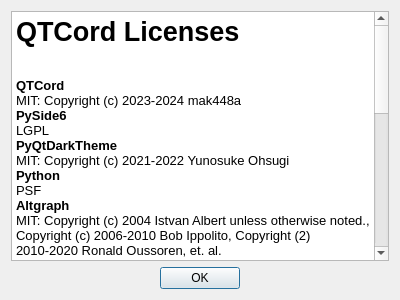
First picture: the form in src/ui/licenses.ui, repository mak448a/Qtcord, before the edit.
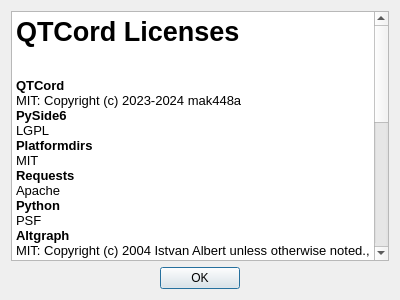
Second picture: the form after the edit.

Commit message: Remove licenses for pyqtdarktheme

The edit to the form file:
```diff
--- a/src/ui/licenses.ui
+++ b/src/ui/licenses.ui
@@ -33,8 +33,10 @@
 &lt;p style=&quot; margin-top:0px; margin-bottom:0px; margin-left:0px; margin-right:0px; -qt-block-indent:0; text-indent:0px;&quot;&gt;MIT: Copyright (c) 2023-2024 mak448a&lt;/p&gt;
 &lt;p style=&quot; margin-top:0px; margin-bottom:0px; margin-left:0px; margin-right:0px; -qt-block-indent:0; text-indent:0px;&quot;&gt;&lt;span style=&quot; font-weight:700;&quot;&gt;PySide6&lt;/span&gt;&lt;/p&gt;
 &lt;p style=&quot; margin-top:0px; margin-bottom:0px; margin-left:0px; margin-right:0px; -qt-block-indent:0; text-indent:0px;&quot;&gt;LGPL&lt;/p&gt;
-&lt;p style=&quot; margin-top:0px; margin-bottom:0px; margin-left:0px; margin-right:0px; -qt-block-indent:0; text-indent:0px;&quot;&gt;&lt;span style=&quot; font-weight:700;&quot;&gt;PyQtDarkTheme&lt;/span&gt;&lt;/p&gt;
-&lt;p style=&quot; margin-top:0px; margin-bottom:0px; margin-left:0px; margin-right:0px; -qt-block-indent:0; text-indent:0px;&quot;&gt;MIT: Copyright (c) 2021-2022 Yunosuke Ohsugi&lt;/p&gt;
+&lt;p style=&quot; margin-top:0px; margin-bottom:0px; margin-left:0px; margin-right:0px; -qt-block-indent:0; text-indent:0px;&quot;&gt;&lt;span style=&quot; font-weight:700;&quot;&gt;Platformdirs&lt;/span&gt;&lt;/p&gt;
+&lt;p style=&quot; margin-top:0px; margin-bottom:0px; margin-left:0px; margin-right:0px; -qt-block-indent:0; text-indent:0px;&quot;&gt;MIT&lt;/p&gt;
+&lt;p style=&quot; margin-top:0px; margin-bottom:0px; margin-left:0px; margin-right:0px; -qt-block-indent:0; text-indent:0px;&quot;&gt;&lt;span style=&quot; font-weight:700;&quot;&gt;Requests&lt;/span&gt;&lt;/p&gt;
+&lt;p style=&quot; margin-top:0px; margin-bottom:0px; margin-left:0px; margin-right:0px; -qt-block-indent:0; text-indent:0px;&quot;&gt;Apache&lt;/p&gt;
 &lt;p style=&quot; margin-top:0px; margin-bottom:0px; margin-left:0px; margin-right:0px; -qt-block-indent:0; text-indent:0px;&quot;&gt;&lt;span style=&quot; font-weight:700;&quot;&gt;Python&lt;/span&gt;&lt;/p&gt;
 &lt;p style=&quot; margin-top:0px; margin-bottom:0px; margin-left:0px; margin-right:0px; -qt-block-indent:0; text-indent:0px;&quot;&gt;PSF&lt;/p&gt;
 &lt;p style=&quot; margin-top:0px; margin-bottom:0px; margin-left:0px; margin-right:0px; -qt-block-indent:0; text-indent:0px;&quot;&gt;&lt;span style=&quot; font-weight:700;&quot;&gt;Altgraph&lt;/span&gt;&lt;/p&gt;
@@ -45,14 +47,8 @@
 &lt;p style=&quot; margin-top:0px; margin-bottom:0px; margin-left:0px; margin-right:0px; -qt-block-indent:0; text-indent:0px;&quot;&gt;MIT: Copyright (c) 2019 TAHRI Ahmed R.&lt;/p&gt;
 &lt;p style=&quot; margin-top:0px; margin-bottom:0px; margin-left:0px; margin-right:0px; -qt-block-indent:0; text-indent:0px;&quot;&gt;&lt;span style=&quot; font-weight:700;&quot;&gt;Idna&lt;/span&gt;&lt;/p&gt;
 &lt;p style=&quot; margin-top:0px; margin-bottom:0px; margin-left:0px; margin-right:0px; -qt-block-indent:0; text-indent:0px;&quot;&gt;BSD: Copyright (c) 2013-2023, Kim Davies and contributors.&lt;/p&gt;
-&lt;p style=&quot; margin-top:0px; margin-bottom:0px; margin-left:0px; margin-right:0px; -qt-block-indent:0; text-indent:0px;&quot;&gt;&lt;span style=&quot; font-weight:700;&quot;&gt;Platformdirs&lt;/span&gt;&lt;/p&gt;
-&lt;p style=&quot; margin-top:0px; margin-bottom:0px; margin-left:0px; margin-right:0px; -qt-block-indent:0; text-indent:0px;&quot;&gt;MIT&lt;/p&gt;
-&lt;p style=&quot; margin-top:0px; margin-bottom:0px; margin-left:0px; margin-right:0px; -qt-block-indent:0; text-indent:0px;&quot;&gt;&lt;span style=&quot; font-weight:700;&quot;&gt;Requests&lt;/span&gt;&lt;/p&gt;
-&lt;p style=&quot; margin-top:0px; margin-bottom:0px; margin-left:0px; margin-right:0px; -qt-block-indent:0; text-indent:0px;&quot;&gt;Apache&lt;/p&gt;
 &lt;p style=&quot; margin-top:0px; margin-bottom:0px; margin-left:0px; margin-right:0px; -qt-block-indent:0; text-indent:0px;&quot;&gt;&lt;span style=&quot; font-weight:700;&quot;&gt;Urllib3&lt;/span&gt;&lt;/p&gt;
 &lt;p style=&quot; margin-top:0px; margin-bottom:0px; margin-left:0px; margin-right:0px; -qt-block-indent:0; text-indent:0px;&quot;&gt;MIT: Copyright (c) 2008-2020 Andrey Petrov and contributors.&lt;/p&gt;
-&lt;p style=&quot; margin-top:0px; margin-bottom:0px; margin-left:0px; margin-right:0px; -qt-block-indent:0; text-indent:0px;&quot;&gt;&lt;span style=&quot; font-weight:700;&quot;&gt;Darkdetect&lt;/span&gt;&lt;/p&gt;
-&lt;p style=&quot; margin-top:0px; margin-bottom:0px; margin-left:0px; margin-right:0px; -qt-block-indent:0; text-indent:0px;&quot;&gt;Copyright (c) 2019, Alberto Sottile&lt;/p&gt;
 &lt;p style=&quot; margin-top:0px; margin-bottom:0px; margin-left:0px; margin-right:0px; -qt-block-indent:0; text-indent:0px;&quot;&gt;&lt;span style=&quot; font-weight:700;&quot;&gt;Websocket-Client&lt;/span&gt;&lt;/p&gt;
 &lt;p style=&quot; margin-top:0px; margin-bottom:0px; margin-left:0px; margin-right:0px; -qt-block-indent:0; text-indent:0px;&quot;&gt;Apache&lt;/p&gt;
 &lt;p style=&quot;-qt-paragraph-type:empty; margin-top:0px; margin-bottom:0px; margin-left:0px; margin-right:0px; -qt-block-indent:0; text-indent:0px;&quot;&gt;&lt;br /&gt;&lt;/p&gt;
```
The commit also changes 3 other files.
